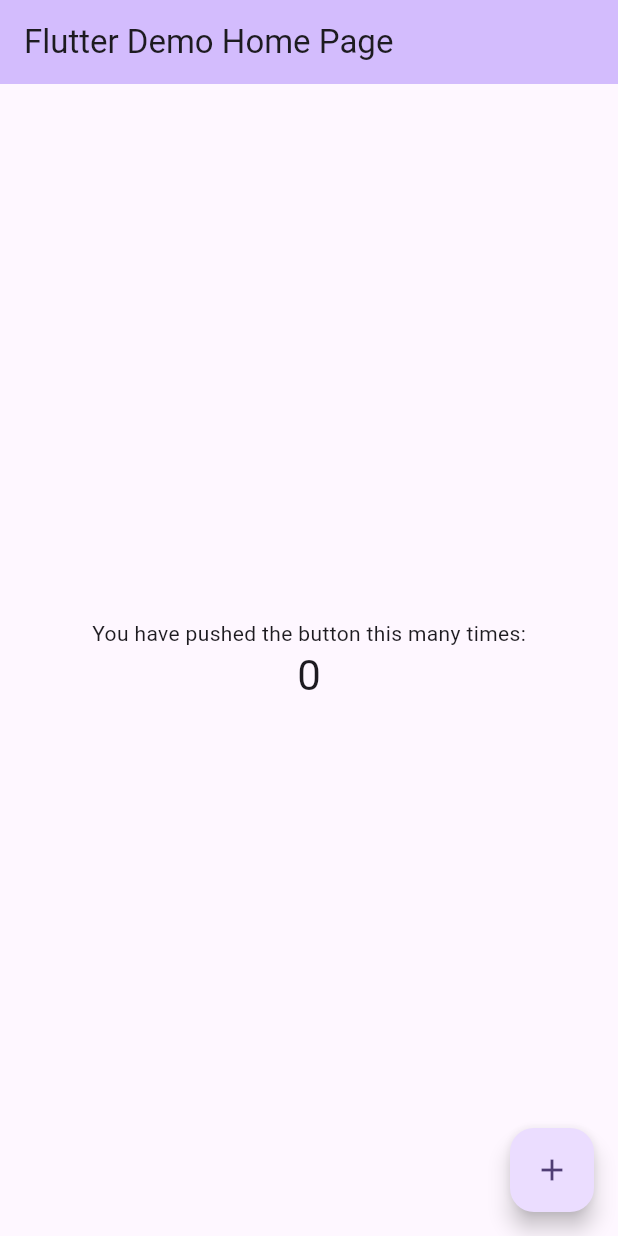
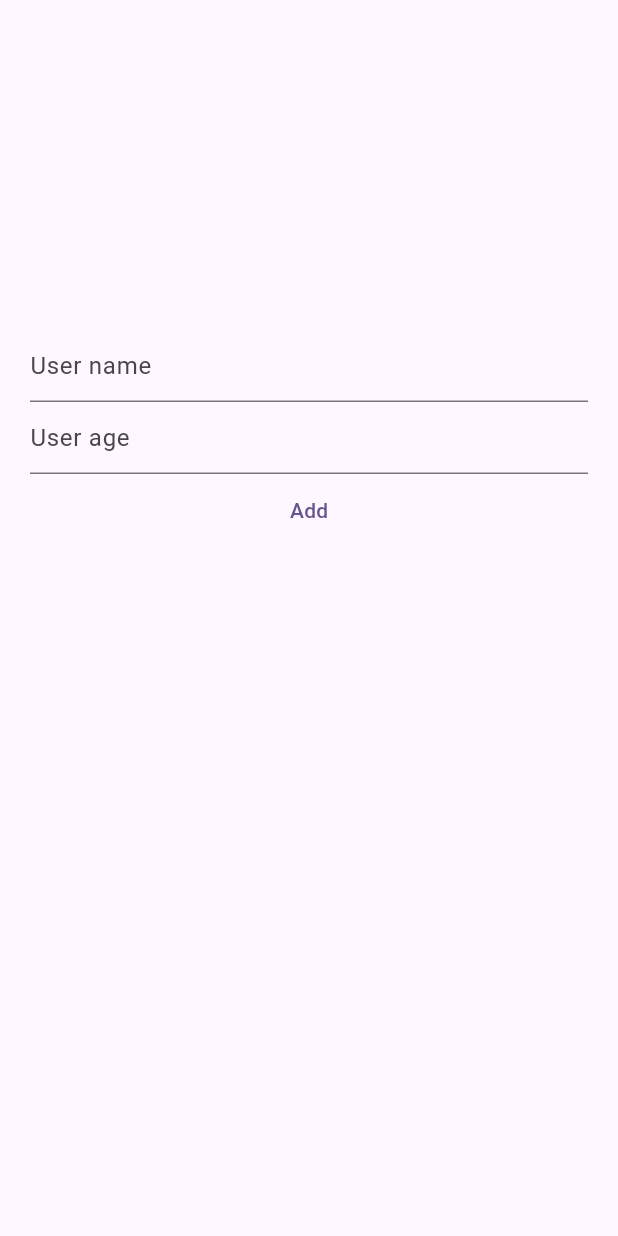
Before and after one commit to Boburbek6010/learn_local_storage, a Flutter app: the screen it shows after launch, on a phone screen of 412 x 824 dp. Run offline on Flutter 3.47's test engine with Material 3 defaults, Android fonts, the light colour scheme and no system bars; our stand-ins replace hive, hive_flutter, shared_preferences; accounts and stored records are empty; generated files the repository leaves out were written again.

Commit message:
hive added

```diff
--- /dev/null
+++ b/lib/hive/boxes/box.dart
@@ -0,0 +1,3 @@
+import 'package:hive_flutter/hive_flutter.dart';
+
+late Box boxPerson;
--- /dev/null
+++ b/lib/hive/models/person.dart
@@ -0,0 +1,15 @@
+import 'package:hive/hive.dart';
+
+part 'person.g.dart';
+
+@HiveType(typeId: 1)
+class Person {
+
+  Person({required this.name, required this.age});
+
+  @HiveField(0)
+  String name;
+
+  @HiveField(1)
+  int age;
+}
--- /dev/null
+++ b/lib/hive/pages/login_page.dart
@@ -0,0 +1,95 @@
+import 'package:flutter/material.dart';
+import 'package:learn_local_storage/hive/boxes/box.dart';
+import 'package:learn_local_storage/hive/models/person.dart';
+
+class LoginPage extends StatefulWidget {
+  const LoginPage({super.key});
+
+  @override
+  State<LoginPage> createState() => _LoginPageState();
+}
+
+class _LoginPageState extends State<LoginPage> {
+
+  TextEditingController nameController = TextEditingController();
+  TextEditingController ageController = TextEditingController();
+
+
+
+
+  @override
+  Widget build(BuildContext context) {
+    return Scaffold(
+      body: Padding(
+        padding: const EdgeInsets.all(20),
+        child: Column(
+          mainAxisAlignment: MainAxisAlignment.center,
+          children: [
+
+            const SizedBox(height: 200),
+
+            // user name
+            TextField(
+              controller: nameController,
+              textInputAction: TextInputAction.next,
+              decoration: const InputDecoration(
+                hintText: "User name",
+              ),
+            ),
+
+            // user age
+            TextField(
+              keyboardType: TextInputType.number,
+              controller: ageController,
+              decoration: const InputDecoration(
+                  hintText: "User age"
+              ),
+            ),
+
+            // add button
+            TextButton(
+              onPressed: (){
+                setState(() {});
+
+                Person person = Person(name: nameController.text, age: int.tryParse(ageController.text) ?? 0);
+
+                boxPerson.put("key_${nameController.text}",person);
+
+
+
+
+                // if(person.age == 0){
+                //   Scaffold.of(context).showBottomSheet((context) => null);
+                // }
+
+              },
+              child: const Text("Add"),
+            ),
+
+
+            Expanded(
+              child: ListView.builder(
+                itemCount: boxPerson.length,
+                itemBuilder: (context, index){
+                  Person person = boxPerson.getAt(index);
+                  return ListTile(
+                    title: Text(person.name),
+                    subtitle: Text(person.age.toString()),
+                    trailing: IconButton(
+                      onPressed: (){
+                        setState(() {});
+                        boxPerson.deleteAt(index);
+                      },
+                      icon: const Icon(Icons.delete),
+                    ),
+                  );
+                },
+              ),
+            )
+
+          ],
+        ),
+      ),
+    );
+  }
+}
--- a/lib/main.dart
+++ b/lib/main.dart
@@ -1,125 +1,29 @@
 import 'package:flutter/material.dart';
+import 'package:learn_local_storage/hive/pages/login_page.dart';
+import 'package:hive_flutter/hive_flutter.dart';
+import 'hive/boxes/box.dart';
+import 'hive/models/person.dart';
+import 'shared_preference/home_page.dart';
 
-void main() {
+void main() async{
+  await Hive.initFlutter();
+  Hive.registerAdapter(PersonAdapter());
+  boxPerson = await Hive.openBox<Person>('users');
   runApp(const MyApp());
 }
 
 class MyApp extends StatelessWidget {
   const MyApp({super.key});
 
-  // This widget is the root of your application.
   @override
   Widget build(BuildContext context) {
     return MaterialApp(
       title: 'Flutter Demo',
       theme: ThemeData(
-        // This is the theme of your application.
-        //
-        // TRY THIS: Try running your application with "flutter run". You'll see
-        // the application has a purple toolbar. Then, without quitting the app,
-        // try changing the seedColor in the colorScheme below to Colors.green
-        // and then invoke "hot reload" (save your changes or press the "hot
-        // reload" button in a Flutter-supported IDE, or press "r" if you used
-        // the command line to start the app).
-        //
-        // Notice that the counter didn't reset back to zero; the application
-        // state is not lost during the reload. To reset the state, use hot
-        // restart instead.
-        //
-        // This works for code too, not just values: Most code changes can be
-        // tested with just a hot reload.
         colorScheme: ColorScheme.fromSeed(seedColor: Colors.deepPurple),
         useMaterial3: true,
       ),
-      home: const MyHomePage(title: 'Flutter Demo Home Page'),
+      home: const LoginPage(),
     );
   }
 }
-
-class MyHomePage extends StatefulWidget {
-  const MyHomePage({super.key, required this.title});
-
-  // This widget is the home page of your application. It is stateful, meaning
-  // that it has a State object (defined below) that contains fields that affect
-  // how it looks.
-
-  // This class is the configuration for the state. It holds the values (in this
-  // case the title) provided by the parent (in this case the App widget) and
-  // used by the build method of the State. Fields in a Widget subclass are
-  // always marked "final".
-
-  final String title;
-
-  @override
-  State<MyHomePage> createState() => _MyHomePageState();
-}
-
-class _MyHomePageState extends State<MyHomePage> {
-  int _counter = 0;
-
-  void _incrementCounter() {
-    setState(() {
-      // This call to setState tells the Flutter framework that something has
-      // changed in this State, which causes it to rerun the build method below
-      // so that the display can reflect the updated values. If we changed
-      // _counter without calling setState(), then the build method would not be
-      // called again, and so nothing would appear to happen.
-      _counter++;
-    });
-  }
-
-  @override
-  Widget build(BuildContext context) {
-    // This method is rerun every time setState is called, for instance as done
-    // by the _incrementCounter method above.
-    //
-    // The Flutter framework has been optimized to make rerunning build methods
-    // fast, so that you can just rebuild anything that needs updating rather
-    // than having to individually change instances of widgets.
-    return Scaffold(
-      appBar: AppBar(
-        // TRY THIS: Try changing the color here to a specific color (to
-        // Colors.amber, perhaps?) and trigger a hot reload to see the AppBar
-        // change color while the other colors stay the same.
-        backgroundColor: Theme.of(context).colorScheme.inversePrimary,
-        // Here we take the value from the MyHomePage object that was created by
-        // the App.build method, and use it to set our appbar title.
-        title: Text(widget.title),
-      ),
-      body: Center(
-        // Center is a layout widget. It takes a single child and positions it
-        // in the middle of the parent.
-        child: Column(
-          // Column is also a layout widget. It takes a list of children and
-          // arranges them vertically. By default, it sizes itself to fit its
-          // children horizontally, and tries to be as tall as its parent.
-          //
-          // Column has various properties to control how it sizes itself and
-          // how it positions its children. Here we use mainAxisAlignment to
-          // center the children vertically; the main axis here is the vertical
-          // axis because Columns are vertical (the cross axis would be
-          // horizontal).
-          //
-          // TRY THIS: Invoke "debug painting" (choose the "Toggle Debug Paint"
-          // action in the IDE, or press "p" in the console), to see the
-          // wireframe for each widget.
-          mainAxisAlignment: MainAxisAlignment.center,
-          children: <Widget>[
-            const Text(
-              'You have pushed the button this many times:',
-            ),
-            Text(
-              '$_counter',
-              style: Theme.of(context).textTheme.headlineMedium,
-            ),
-          ],
-        ),
-      ),
-      floatingActionButton: FloatingActionButton(
-        onPressed: _incrementCounter,
-        tooltip: 'Increment',
-        child: const Icon(Icons.add),
-      ), // This trailing comma makes auto-formatting nicer for build methods.
-    );
-  }
-}
--- a/pubspec.yaml
+++ b/pubspec.yaml
@@ -35,10 +35,15 @@ dependencies:
   # The following adds the Cupertino Icons font to your application.
   # Use with the CupertinoIcons class for iOS style icons.
   cupertino_icons: ^1.0.2
+  shared_preferences: ^2.2.2
+  hive: ^2.2.3
+  hive_flutter: ^1.1.0
 
 dev_dependencies:
   flutter_test:
     sdk: flutter
+  hive_generator: ^2.0.1
+  build_runner: ^2.4.7
 
   # The "flutter_lints" package below contains a set of recommended lints to
   # encourage good coding practices. The lint set provided by the package is
```
Also changed, not shown: lib/shared_preference/home_page.dart (added, +92 -0 lines), lib/shared_preference/service/db_service.dart (added, +22 -0 lines), pubspec.lock, 7 other files.
